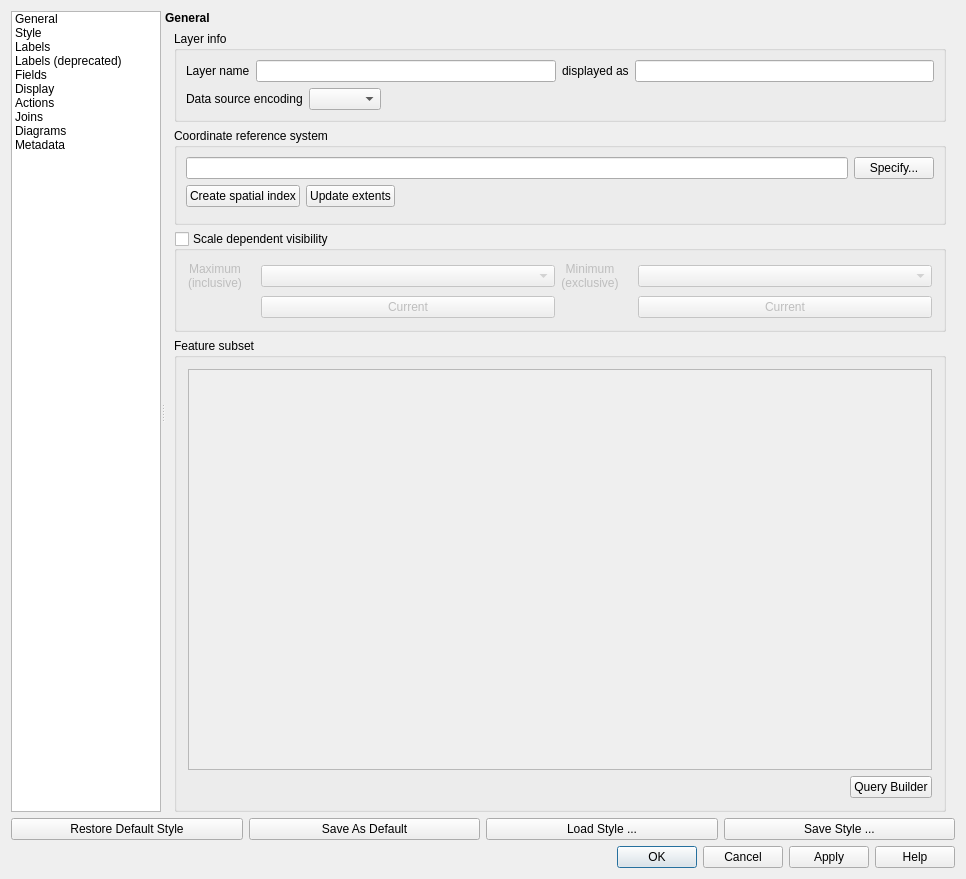
This is src/ui/qgsvectorlayerpropertiesbase.ui in qgis/QGIS as Qt 5 draws it before an edit. The edited form follows.
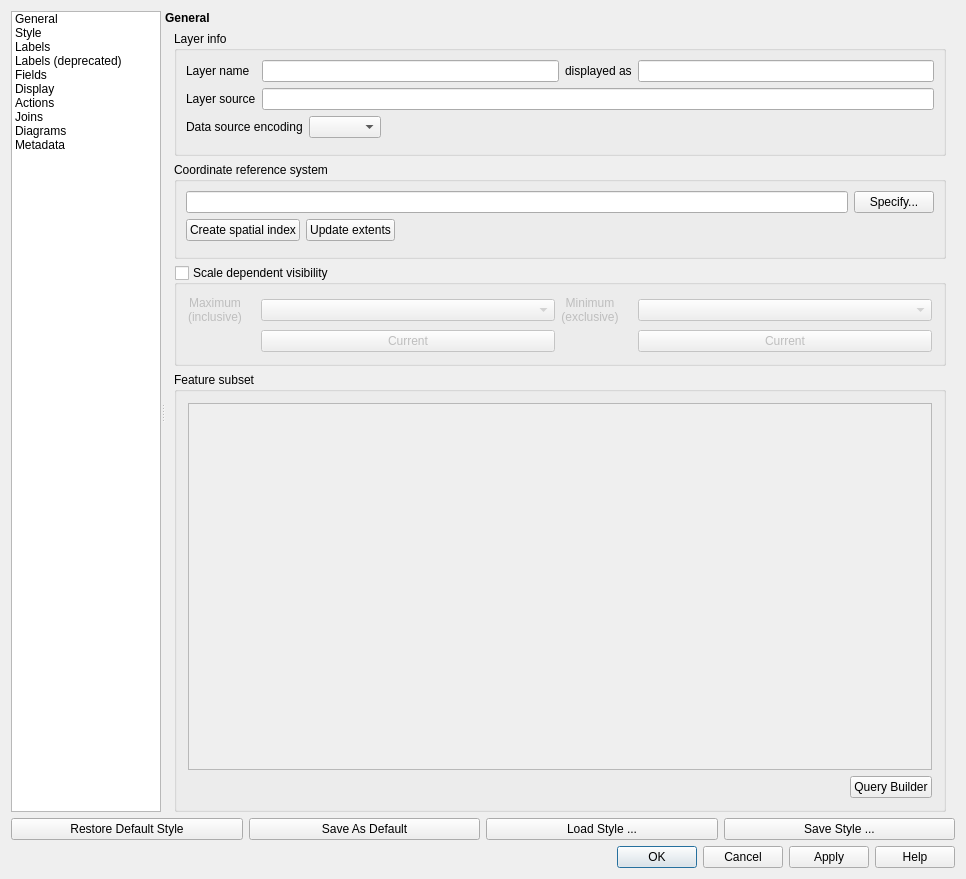
This is the edited form. Icons and pictures are not drawn. Custom widgets are drawn as their Qt base class.

Commit message: make raster source in General tab enabled (but read-only), so it can be copied ; add vector source to vector properties General tab, make UI consistent with that of raster properties

```diff
--- a/src/ui/qgsvectorlayerpropertiesbase.ui
+++ b/src/ui/qgsvectorlayerpropertiesbase.ui
@@ -264,8 +264,8 @@
                <rect>
                 <x>0</x>
                 <y>0</y>
-                <width>785</width>
-                <height>755</height>
+                <width>792</width>
+                <height>774</height>
                </rect>
               </property>
               <layout class="QVBoxLayout" name="verticalLayout_13">
@@ -283,41 +283,59 @@
                  <property name="syncGroup" stdset="0">
                   <string notr="true">vectorgeneral</string>
                  </property>
-                 <layout class="QVBoxLayout" name="verticalLayout_4">
-                  <item>
-                   <layout class="QHBoxLayout" name="horizontalLayout_2">
-                    <item>
+                 <layout class="QGridLayout" name="gridLayout">
+                  <item row="1" column="0">
                      <widget class="QLabel" name="textLabel3">
                       <property name="text">
                        <string>Layer name</string>
                       </property>
                      </widget>
                     </item>
-                    <item>
+                  <item row="5" column="0">
+                   <widget class="QFrame" name="mDataSourceEncodingFrame">
+                    <layout class="QHBoxLayout" name="horizontalLayout_4">
+                     <property name="margin">
+                      <number>0</number>
+                     </property>
+                    </layout>
+                   </widget>
+                  </item>
+                  <item row="1" column="1">
                      <widget class="QLineEdit" name="mLayerOrigNameLineEdit"/>
                     </item>
-                    <item>
+                  <item row="1" column="3">
+                   <widget class="QLineEdit" name="txtDisplayName">
+                    <property name="readOnly">
+                     <bool>true</bool>
+                    </property>
+                   </widget>
+                  </item>
+                  <item row="1" column="2">
                      <widget class="QLabel" name="label_2">
                       <property name="text">
                        <string>displayed as</string>
                       </property>
                      </widget>
                     </item>
-                    <item>
-                     <widget class="QLineEdit" name="txtDisplayName">
+                  <item row="2" column="0">
+                   <widget class="QLabel" name="lblLayerSource">
+                    <property name="text">
+                     <string>Layer source</string>
+                    </property>
+                   </widget>
+                  </item>
+                  <item row="2" column="1" colspan="3">
+                   <widget class="QLineEdit" name="txtLayerSource">
+                    <property name="enabled">
+                     <bool>true</bool>
+                    </property>
                       <property name="readOnly">
                        <bool>true</bool>
                       </property>
                      </widget>
                     </item>
-                   </layout>
-                  </item>
-                  <item>
-                   <widget class="QFrame" name="mDataSourceEncodingFrame">
-                    <layout class="QHBoxLayout" name="horizontalLayout_4">
-                     <property name="margin">
-                      <number>0</number>
-                     </property>
+                  <item row="4" column="0" colspan="4">
+                   <layout class="QHBoxLayout" name="horizontalLayout_6">
                      <item>
                       <widget class="QLabel" name="label_3">
                        <property name="sizePolicy">
@@ -348,7 +366,6 @@
                       </spacer>
                      </item>
                     </layout>
-                   </widget>
                   </item>
                  </layout>
                 </widget>
```
Left out of the diff: 42 changed lines with no effect on the pictures. Lines whose indentation alone changed are shown as unchanged. The commit also changes 2 other files.
